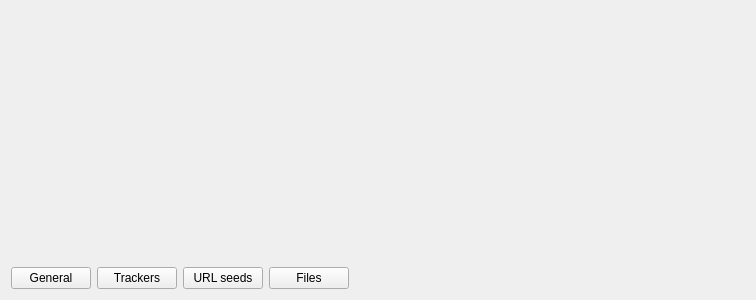
First picture: the form in src/propertiesWidget.ui, repository SysAdminDoc/qBittorrent-Vanced, before the edit.
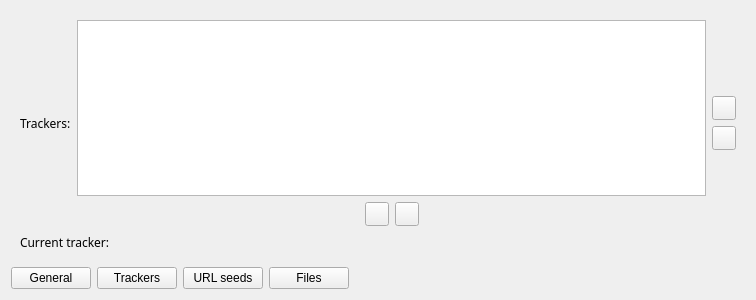
Second picture: the form after the edit. The open tabs and pages were chosen to show the change. Icons and pictures are not drawn.

Commit message: - Added back trackers display in torrent properties

```diff
--- a/src/propertiesWidget.ui
+++ b/src/propertiesWidget.ui
@@ -451,7 +451,285 @@
        </item>
       </layout>
      </widget>
-     <widget class="QWidget" name="page_2"/>
+     <widget class="QWidget" name="page_2">
+      <layout class="QVBoxLayout" name="verticalLayout_8">
+       <item>
+        <layout class="QHBoxLayout" name="_20">
+         <property name="spacing">
+          <number>6</number>
+         </property>
+         <property name="margin">
+          <number>0</number>
+         </property>
+         <item>
+          <widget class="QLabel" name="label_12">
+           <property name="font">
+            <font>
+             <family>Sans Serif</family>
+             <pointsize>9</pointsize>
+             <weight>50</weight>
+             <italic>false</italic>
+             <bold>false</bold>
+             <underline>false</underline>
+             <strikeout>false</strikeout>
+            </font>
+           </property>
+           <property name="text">
+            <string>Trackers:</string>
+           </property>
+          </widget>
+         </item>
+         <item>
+          <layout class="QVBoxLayout" name="_21">
+           <property name="spacing">
+            <number>6</number>
+           </property>
+           <property name="margin">
+            <number>0</number>
+           </property>
+           <item>
+            <widget class="QListWidget" name="trackersURLS">
+             <property name="sizePolicy">
+              <sizepolicy hsizetype="Expanding" vsizetype="Expanding">
+               <horstretch>0</horstretch>
+               <verstretch>0</verstretch>
+              </sizepolicy>
+             </property>
+             <property name="selectionMode">
+              <enum>QAbstractItemView::ExtendedSelection</enum>
+             </property>
+            </widget>
+           </item>
+           <item>
+            <layout class="QHBoxLayout" name="_22">
+             <property name="spacing">
+              <number>6</number>
+             </property>
+             <property name="margin">
+              <number>0</number>
+             </property>
+             <item>
+              <spacer>
+               <property name="orientation">
+                <enum>Qt::Horizontal</enum>
+               </property>
+               <property name="sizeHint" stdset="0">
+                <size>
+                 <width>40</width>
+                 <height>20</height>
+                </size>
+               </property>
+              </spacer>
+             </item>
+             <item>
+              <widget class="QPushButton" name="removeTracker_button">
+               <property name="minimumSize">
+                <size>
+                 <width>24</width>
+                 <height>24</height>
+                </size>
+               </property>
+               <property name="maximumSize">
+                <size>
+                 <width>24</width>
+                 <height>24</height>
+                </size>
+               </property>
+               <property name="text">
+                <string/>
+               </property>
+               <property name="icon">
+                <iconset resource="icons.qrc">
+                 <normaloff>:/Icons/oxygen/list-remove.png</normaloff>:/Icons/oxygen/list-remove.png</iconset>
+               </property>
+              </widget>
+             </item>
+             <item>
+              <widget class="QPushButton" name="addTracker_button">
+               <property name="minimumSize">
+                <size>
+                 <width>24</width>
+                 <height>24</height>
+                </size>
+               </property>
+               <property name="maximumSize">
+                <size>
+                 <width>24</width>
+                 <height>24</height>
+                </size>
+               </property>
+               <property name="text">
+                <string/>
+               </property>
+               <property name="icon">
+                <iconset resource="icons.qrc">
+                 <normaloff>:/Icons/oxygen/list-add.png</normaloff>:/Icons/oxygen/list-add.png</iconset>
+               </property>
+              </widget>
+             </item>
+             <item>
+              <spacer>
+               <property name="orientation">
+                <enum>Qt::Horizontal</enum>
+               </property>
+               <property name="sizeHint" stdset="0">
+                <size>
+                 <width>40</width>
+                 <height>20</height>
+                </size>
+               </property>
+              </spacer>
+             </item>
+            </layout>
+           </item>
+          </layout>
+         </item>
+         <item>
+          <layout class="QVBoxLayout" name="_23">
+           <property name="spacing">
+            <number>6</number>
+           </property>
+           <property name="margin">
+            <number>0</number>
+           </property>
+           <item>
+            <spacer>
+             <property name="orientation">
+              <enum>Qt::Vertical</enum>
+             </property>
+             <property name="sizeHint" stdset="0">
+              <size>
+               <width>20</width>
+               <height>40</height>
+              </size>
+             </property>
+            </spacer>
+           </item>
+           <item>
+            <widget class="QPushButton" name="riseTracker_button">
+             <property name="minimumSize">
+              <size>
+               <width>24</width>
+               <height>24</height>
+              </size>
+             </property>
+             <property name="maximumSize">
+              <size>
+               <width>24</width>
+               <height>24</height>
+              </size>
+             </property>
+             <property name="text">
+              <string/>
+             </property>
+             <property name="icon">
+              <iconset resource="icons.qrc">
+               <normaloff>:/Icons/uparrow.png</normaloff>:/Icons/uparrow.png</iconset>
+             </property>
+            </widget>
+           </item>
+           <item>
+            <widget class="QPushButton" name="lowerTracker_button">
+             <property name="minimumSize">
+              <size>
+               <width>24</width>
+               <height>24</height>
+              </size>
+             </property>
+             <property name="maximumSize">
+              <size>
+               <width>24</width>
+               <height>24</height>
+              </size>
+             </property>
+             <property name="text">
+              <string/>
+             </property>
+             <property name="icon">
+              <iconset resource="icons.qrc">
+               <normaloff>:/Icons/downarrow.png</normaloff>:/Icons/downarrow.png</iconset>
+             </property>
+            </widget>
+           </item>
+           <item>
+            <spacer>
+             <property name="orientation">
+              <enum>Qt::Vertical</enum>
+             </property>
+             <property name="sizeHint" stdset="0">
+              <size>
+               <width>20</width>
+               <height>40</height>
+              </size>
+             </property>
+            </spacer>
+           </item>
+          </layout>
+         </item>
+        </layout>
+       </item>
+       <item>
+        <layout class="QHBoxLayout" name="_24">
+         <property name="spacing">
+          <number>6</number>
+         </property>
+         <property name="margin">
+          <number>0</number>
+         </property>
+         <item>
+          <widget class="QLabel" name="label_3">
+           <property name="maximumSize">
+            <size>
+             <width>16777215</width>
+             <height>16</height>
+            </size>
+           </property>
+           <property name="font">
+            <font>
+             <family>Sans Serif</family>
+             <pointsize>9</pointsize>
+             <weight>50</weight>
+             <italic>false</italic>
+             <bold>false</bold>
+             <underline>false</underline>
+             <strikeout>false</strikeout>
+            </font>
+           </property>
+           <property name="text">
+            <string>Current tracker:</string>
+           </property>
+          </widget>
+         </item>
+         <item>
+          <widget class="QLabel" name="trackerURL">
+           <property name="maximumSize">
+            <size>
+             <width>16777215</width>
+             <height>16</height>
+            </size>
+           </property>
+           <property name="text">
+            <string/>
+           </property>
+          </widget>
+         </item>
+         <item>
+          <spacer>
+           <property name="orientation">
+            <enum>Qt::Horizontal</enum>
+           </property>
+           <property name="sizeHint" stdset="0">
+            <size>
+             <width>40</width>
+             <height>20</height>
+            </size>
+           </property>
+          </spacer>
+         </item>
+        </layout>
+       </item>
+      </layout>
+     </widget>
     </widget>
    </item>
    <item>
```
The commit also changes 3 other files.
